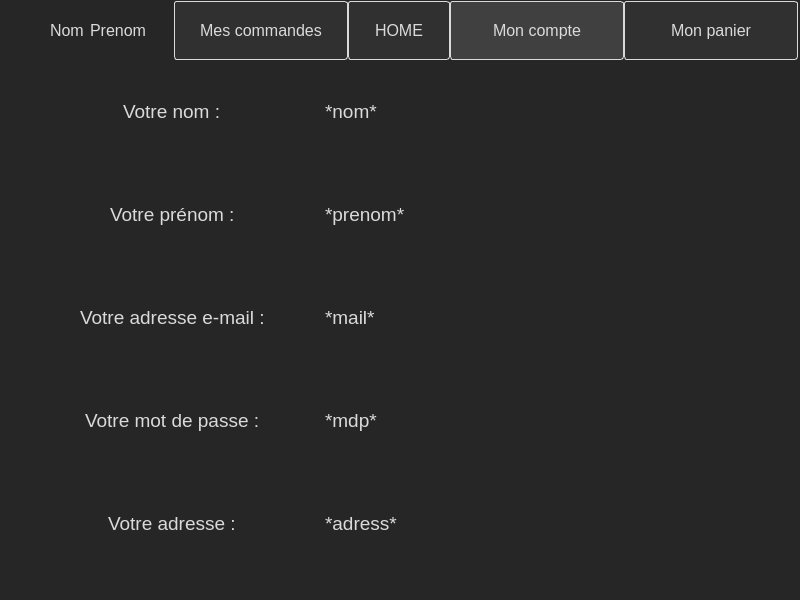
First picture: the form in UberMedoc/compte.ui, repository GregDAka/Ubermedoc, before the edit.
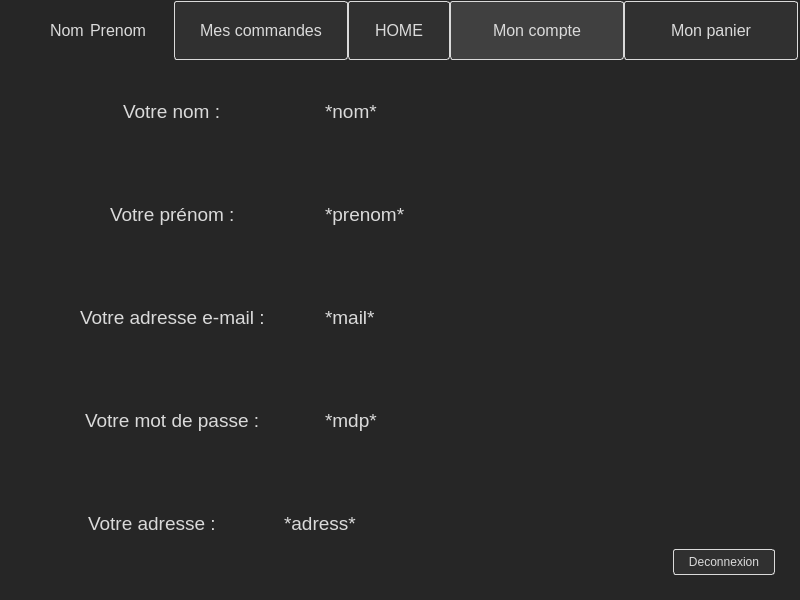
Second picture: the form after the edit.

Commit message: pge admin + ajout medoc + deconnexion (client/admin)

The edit to the form file:
```diff
--- a/UberMedoc/compte.ui
+++ b/UberMedoc/compte.ui
@@ -174,7 +174,7 @@
     </layout>
    </item>
    <item>
-    <layout class="QVBoxLayout" name="verticalLayout_2" stretch="75">
+    <layout class="QVBoxLayout" name="verticalLayout_2" stretch="0">
      <property name="spacing">
       <number>0</number>
      </property>
@@ -305,7 +305,7 @@
         </layout>
        </item>
        <item>
-        <layout class="QHBoxLayout" name="horizontalLayout_7" stretch="40,60">
+        <layout class="QHBoxLayout" name="horizontalLayout_7" stretch="40,60,5">
          <item alignment="Qt::AlignHCenter">
           <widget class="QLabel" name="label_7">
            <property name="font">
@@ -330,6 +330,19 @@
            </property>
           </widget>
          </item>
+         <item alignment="Qt::AlignBottom">
+          <widget class="QPushButton" name="deconnexion">
+           <property name="sizePolicy">
+            <sizepolicy hsizetype="Preferred" vsizetype="Preferred">
+             <horstretch>0</horstretch>
+             <verstretch>0</verstretch>
+            </sizepolicy>
+           </property>
+           <property name="text">
+            <string>Deconnexion</string>
+           </property>
+          </widget>
+         </item>
         </layout>
        </item>
       </layout>
```
The commit also changes 6 other files.
